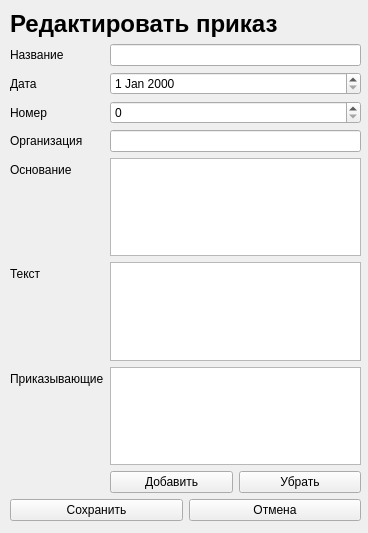
Qt form editWidget.ui (f1rsov08/BestProject) before a commit.
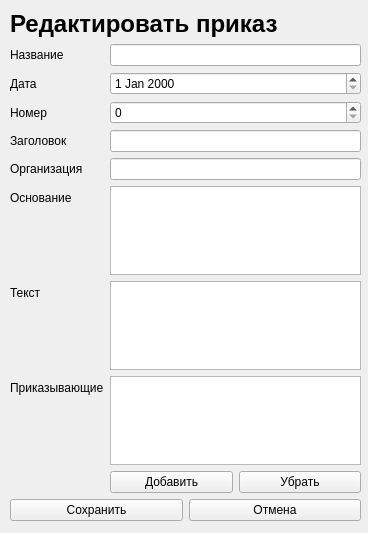
The same form after that commit.

Commit message: Добавлено добавление заголовка

Patch:
```diff
--- a/editWidget.ui
+++ b/editWidget.ui
@@ -62,44 +62,44 @@
       <item row="2" column="1">
        <widget class="QSpinBox" name="number"/>
       </item>
-      <item row="3" column="0">
+      <item row="4" column="0">
        <widget class="QLabel" name="organizationLabel">
         <property name="text">
          <string>Организация</string>
         </property>
        </widget>
       </item>
-      <item row="3" column="1">
+      <item row="4" column="1">
        <widget class="QLineEdit" name="organization"/>
       </item>
-      <item row="4" column="0">
+      <item row="5" column="0">
        <widget class="QLabel" name="reasonLabel">
         <property name="text">
          <string>Основание</string>
         </property>
        </widget>
       </item>
-      <item row="4" column="1">
+      <item row="5" column="1">
        <widget class="QPlainTextEdit" name="reason"/>
       </item>
-      <item row="5" column="0">
+      <item row="6" column="0">
        <widget class="QLabel" name="textLabel">
         <property name="text">
          <string>Текст</string>
         </property>
        </widget>
       </item>
-      <item row="5" column="1">
+      <item row="6" column="1">
        <widget class="QPlainTextEdit" name="text"/>
       </item>
-      <item row="6" column="0">
+      <item row="7" column="0">
        <widget class="QLabel" name="guysLabel">
         <property name="text">
          <string>Приказывающие</string>
         </property>
        </widget>
       </item>
-      <item row="6" column="1">
+      <item row="7" column="1">
        <layout class="QVBoxLayout" name="verticalLayout_2">
         <item>
          <widget class="QTableWidget" name="guys"/>
@@ -124,6 +124,16 @@
         </item>
        </layout>
       </item>
+      <item row="3" column="1">
+       <widget class="QLineEdit" name="title"/>
+      </item>
+      <item row="3" column="0">
+       <widget class="QLabel" name="titleLabel">
+        <property name="text">
+         <string>Заголовок</string>
+        </property>
+       </widget>
+      </item>
      </layout>
     </item>
     <item>
```
